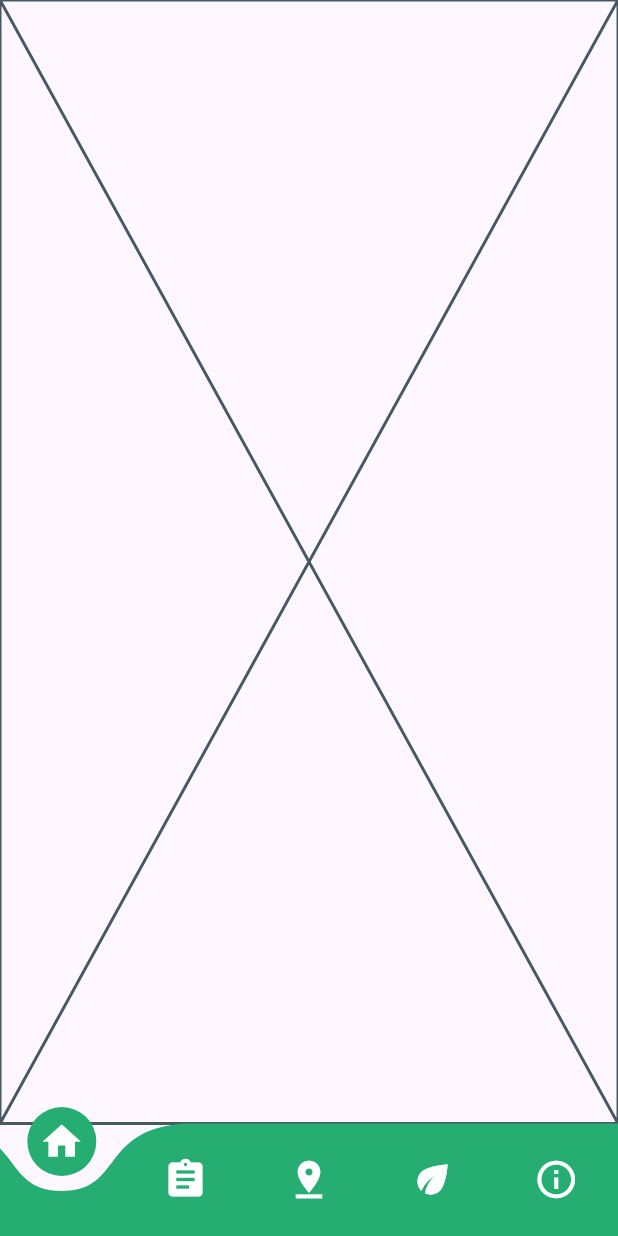
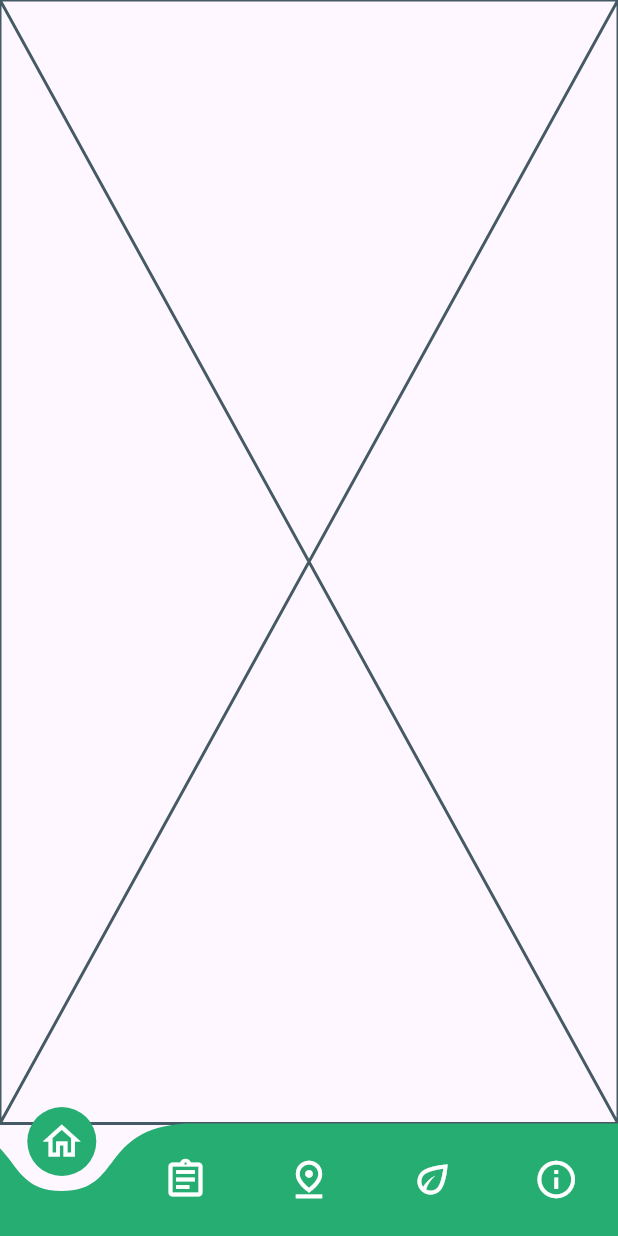
Before and after one commit to thePanaMiguel09/greenBirds, a Flutter app: the screen it shows after launch, on a phone screen of 412 x 824 dp. Run offline on Flutter 3.47's test engine with Material 3 defaults, Android fonts, the phone set to English and light mode, and no system bars; drawn by our look-alikes of curved_navigation_bar.

Commit message:
outlined icons

```diff
--- a/lib/config/theme/app_theme.dart
+++ b/lib/config/theme/app_theme.dart
@@ -3,5 +3,14 @@ import 'package:flutter/material.dart';
 final List<Color> colors = [Color(0xFF26AD71)];
 
 class AppTheme {
+  ThemeData getTheme() {
+    return ThemeData(
+      useMaterial3: true,
+      appBarTheme: AppBarTheme(
+        centerTitle: true
 
+        ),
+
+    );
+  }
 }
--- a/lib/global/widgets/navigation/custom_curved_navigation_bar.dart
+++ b/lib/global/widgets/navigation/custom_curved_navigation_bar.dart
@@ -20,11 +20,12 @@ class CustomCurvedNavigationBar extends StatelessWidget {
       color: const Color(0xFF26AD71),
       buttonBackgroundColor: const Color(0xFF26AD71),
       animationDuration: const Duration(milliseconds: 300),
+      animationCurve: Curves.easeInOut,
       items: const [
-        Icon(Icons.home, color: Colors.white, size: 30),
-        Icon(Icons.assignment, color: Colors.white, size: 30),
-        Icon(Icons.pin_drop, color: Colors.white, size: 30),
-        Icon(Icons.eco, color: Colors.white, size: 30),
+        Icon(Icons.home_outlined, color: Colors.white, size: 30),
+        Icon(Icons.assignment_outlined, color: Colors.white, size: 30),
+        Icon(Icons.pin_drop_outlined, color: Colors.white, size: 30),
+        Icon(Icons.eco_outlined, color: Colors.white, size: 30),
         Icon(Icons.info_outline, color: Colors.white, size: 30),
       ],
     );
--- a/lib/main.dart
+++ b/lib/main.dart
@@ -8,13 +8,6 @@ class MyApp extends StatelessWidget {
 
   @override
   Widget build(BuildContext context) {
-    return MaterialApp(
-      title: 'Material App',
-      home: Scaffold(
-        body: const MainScreen(),
-        // bottomNavigationBar: CurvedNavigationBar(
-        //   items: items),
-      ),
-    );
+    return MaterialApp(title: 'Material App', home: const MainScreen());
   }
 }
```
